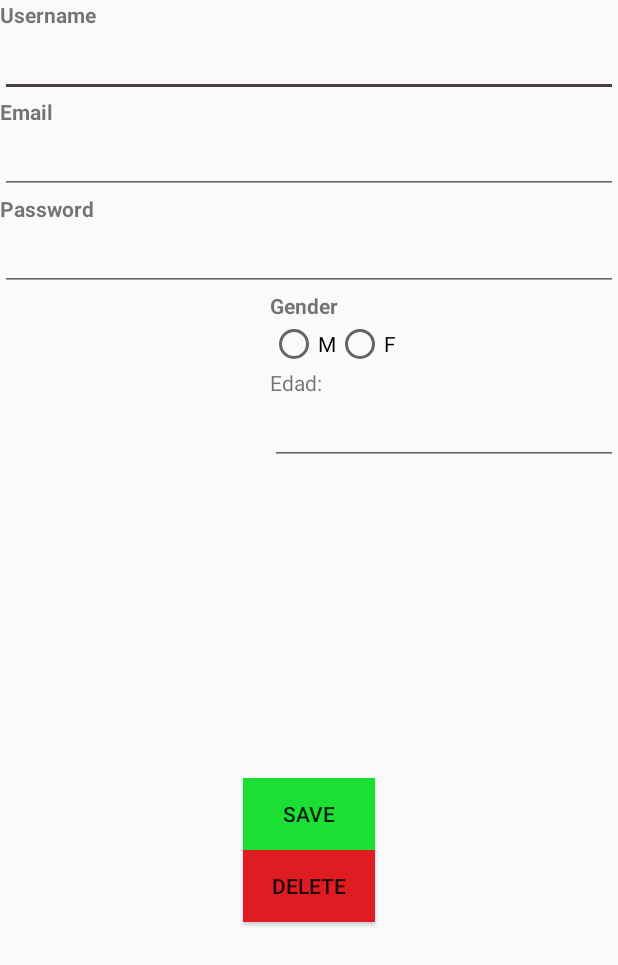
After one commit to Gadelve/Mi-Primera-App, an Android app: the ProfileActivity screen opened directly, with no data from a screen before it, on a phone screen of 412 x 824 dp. The commit adds this screen. Shown: the top 965 px of the screen. Run offline under Robolectric (Android 15) with nearby library versions, the phone set to English and light mode, and no system bars.

Commit message:
AÑADIDOS NUEVOS

```diff
--- /dev/null
+++ b/MiPrimeraApp/app/src/main/java/miprimerapp/android/teaching/com/miprimeraapp/ProfileActivity.java
@@ -0,0 +1,51 @@
+package miprimerapp.android.teaching.com.miprimeraapp;
+
+import android.support.v7.app.AppCompatActivity;
+import android.os.Bundle;
+import android.util.Log;
+import android.view.View;
+import android.widget.EditText;
+import android.widget.RadioButton;
+
+public class ProfileActivity extends AppCompatActivity {
+
+    private EditText user;
+    private EditText email;
+    private EditText password;
+    private RadioButton radioButtonMale;
+    private RadioButton radioButtonFemale;
+    private EditText edad;
+
+
+    @Override
+    protected void onCreate(Bundle savedInstanceState) {
+        super.onCreate(savedInstanceState);
+        setContentView(R.layout.activity_profile);
+
+        user = findViewById(R.id.username);
+        email = findViewById(R.id.email);
+        password = findViewById(R.id.password);
+        radioButtonMale = findViewById(R.id.radioButtonMale);
+        radioButtonFemale = findViewById(R.id.radioButtonFemale);
+        edad = findViewById(R.id.edad);
+    }
+
+    public void SAVE(View view) {
+
+        Log.d("ProfileActivity", user.getText().toString());
+        Log.d("ProfileActivity", email.getText().toString());
+        Log.d("ProfileActivity", password.getText().toString());
+        Log.d("ProfileActivity", edad.getText().toString());
+
+
+        // Radio Buttons
+
+        if (radioButtonMale.isChecked()) {
+            // El usuario ha seleccionado "H"
+            Log.d("ProfileActivity", "Gender: male");
+        } else if (radioButtonFemale.isChecked()) {
+            // El usuario ha seleccionado "M"
+            Log.d("ProfileActivity", "Gender: female");
+        }
+    }
+}
--- /dev/null
+++ b/MiPrimeraApp/app/src/main/res/layout/activity_profile.xml
@@ -0,0 +1,114 @@
+<?xml version="1.0" encoding="utf-8"?>
+<LinearLayout xmlns:android="http://schemas.android.com/apk/res/android"
+    xmlns:app="http://schemas.android.com/apk/res-auto"
+    xmlns:tools="http://schemas.android.com/tools"
+    android:layout_width="match_parent"
+    android:layout_height="match_parent"
+    android:orientation="vertical"
+    tools:context=".ProfileActivity">
+
+    <LinearLayout
+        android:layout_width="match_parent"
+        android:layout_height="wrap_content"
+        android:orientation="vertical">
+
+        <TextView
+            android:layout_width="match_parent"
+            android:layout_height="match_parent"
+            android:text="Username"
+            android:textStyle="bold" />
+
+        <EditText
+            android:id="@+id/username"
+            android:layout_width="match_parent"
+            android:layout_height="match_parent" />
+
+        <TextView
+            android:layout_width="match_parent"
+            android:layout_height="match_parent"
+            android:text="Email"
+            android:textStyle="bold" />
+
+        <EditText
+            android:id="@+id/email"
+            android:layout_width="match_parent"
+            android:layout_height="match_parent"
+            android:inputType="textEmailAddress" />
+
+        <TextView
+            android:layout_width="match_parent"
+            android:layout_height="match_parent"
+            android:text="Password"
+            android:textStyle="bold" />
+
+        <EditText
+            android:id="@+id/password"
+            android:layout_width="match_parent"
+            android:layout_height="match_parent"
+            android:inputType="textPassword" />
+    </LinearLayout>
+
+    <LinearLayout
+        android:layout_width="match_parent"
+        android:layout_height="wrap_content"
+        android:layout_marginStart="180dp"
+        android:orientation="vertical">
+
+        <TextView
+            android:layout_width="wrap_content"
+            android:layout_height="match_parent"
+            android:text="Gender"
+            android:textStyle="bold" />
+
+        <RadioGroup
+            android:layout_width="match_parent"
+            android:layout_height="wrap_content"
+            android:orientation="horizontal">
+
+            <RadioButton
+                android:layout_width="wrap_content"
+                android:layout_height="wrap_content"
+                android:text="M"
+                android:id="@+id/radioButtonMale"
+                />
+
+
+            <RadioButton
+                android:layout_width="match_parent"
+                android:layout_height="wrap_content"
+                android:text="F"
+                android:id="@+id/radioButtonFemale"/>
+
+        </RadioGroup>
+
+        <TextView
+            android:layout_width="wrap_content"
+            android:layout_height="wrap_content"
+            android:text="Edad: "/>
+
+        <EditText
+            android:id="@+id/edad"
+            android:layout_width="match_parent"
+            android:layout_height="match_parent" ></EditText>
+    </LinearLayout>
+
+    <LinearLayout
+        android:layout_width="match_parent"
+        android:layout_height="match_parent"
+        android:gravity="center"
+        android:orientation="vertical">
+
+        <Button
+            android:layout_width="wrap_content"
+            android:layout_height="wrap_content"
+            android:background="@color/colorBoton1"
+            android:onClick="SAVE"
+            android:text="SAVE" />
+
+        <Button
+            android:layout_width="wrap_content"
+            android:layout_height="wrap_content"
+            android:background="@color/colorBoton2"
+            android:text="DELETE" />
+    </LinearLayout>
+</LinearLayout>
--- a/MiPrimeraApp/app/src/main/res/values/colors.xml
+++ b/MiPrimeraApp/app/src/main/res/values/colors.xml
@@ -5,4 +5,7 @@
     <color name="colorAccent">#493f43</color>
     <color name="colorFondo">#212187</color>
     <color name="colorTexto">#dadaea</color>
+    <color name="colorBoton1">#1cdf33</color>
+    <color name="colorBoton2">#df1c22</color>
+    <color name="black">#000000</color>
 </resources>
--- /dev/null
+++ b/MiPrimeraApp/app/src/main/res/values/dimens.xml
@@ -0,0 +1,5 @@
+<resources>
+    <!-- Default screen margins, per the Android Design guidelines. -->
+    <dimen name="activity_horizontal_margin">16dp</dimen>
+    <dimen name="activity_vertical_margin">16dp</dimen>
+</resources>
--- a/MiPrimeraApp/app/src/main/res/values/styles.xml
+++ b/MiPrimeraApp/app/src/main/res/values/styles.xml
@@ -1,7 +1,7 @@
 <resources>
 
     <!-- Base application theme. -->
-    <style name="AppTheme" parent="Theme.AppCompat.Light.DarkActionBar">
+    <style name="AppTheme" parent="Theme.AppCompat.Light.NoActionBar"> <!-- DESPUES DE PONER NO ACTION BAR EN STYLES.XML podemos poner nuestra propia toolbar -->
         <!-- Customize your theme here. -->
         <item name="colorPrimary">@color/colorPrimary</item>
         <item name="colorPrimaryDark">@color/colorPrimaryDark</item>
```
Also changed, not shown: MiPrimeraApp/app/build.gradle (+20 -0 lines), MiPrimeraApp/app/src/main/AndroidManifest.xml (+9 -7 lines), MiPrimeraApp/app/src/main/java/miprimerapp/android/teaching/com/miprimeraapp/BaseActivity.java (added, +19 -0 lines), MiPrimeraApp/app/src/main/java/miprimerapp/android/teaching/com/miprimeraapp/ListActivity.java (added, +75 -0 lines), MiPrimeraApp/app/src/main/java/miprimerapp/android/teaching/com/miprimeraapp/LoginActivity.java (added, +20 -0 lines), MiPrimeraApp/app/src/main/java/miprimerapp/android/teaching/com/miprimeraapp/MainActivity.java (+19 -4 lines), MiPrimeraApp/app/src/main/res/layout/activity_list.xml (added, +16 -0 lines), MiPrimeraApp/app/src/main/res/layout/activity_login.xml (added, +68 -0 lines), MiPrimeraApp/app/src/main/res/layout/activity_main.xml (+18 -2 lines), MiPrimeraApp/app/src/main/res/layout/list_item.xml (added, +31 -0 lines), MiPrimeraApp/app/src/main/res/values/strings.xml (+14 -0 lines), MiPrimeraApp/app/src/main/res/drawable/iconffvii.png (added), MiPrimeraApp/app/src/main/res/drawable/iconffx.png (added), MiPrimeraApp/app/src/main/res/drawable/iconfviii.png (added), 1 more files.
